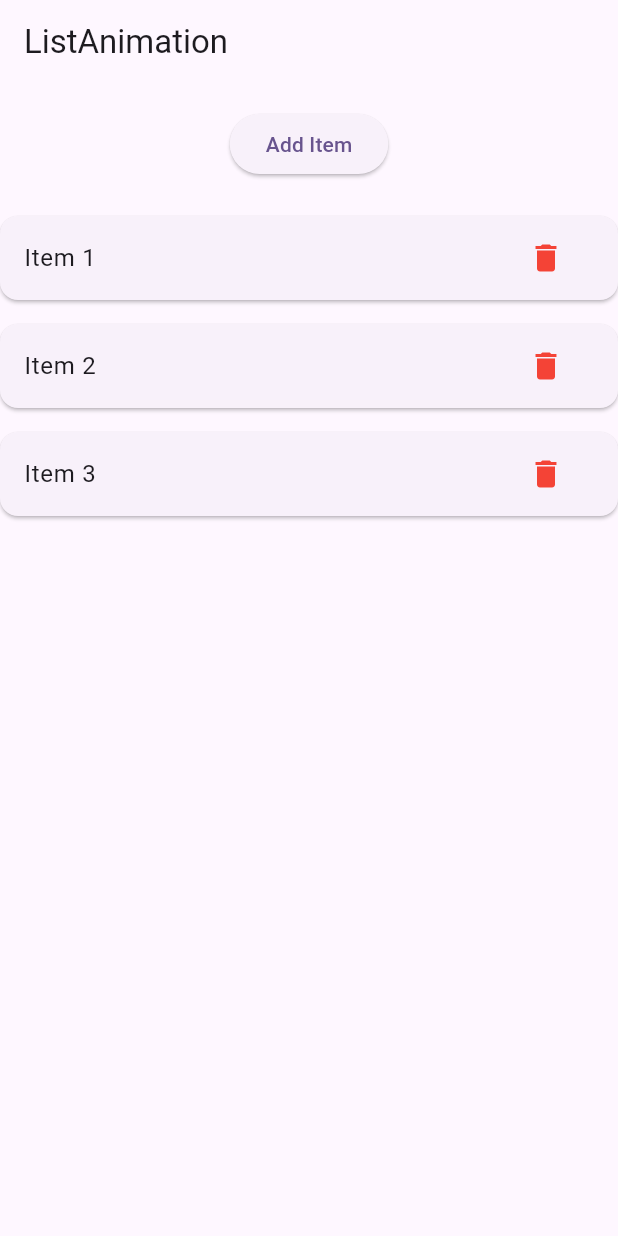
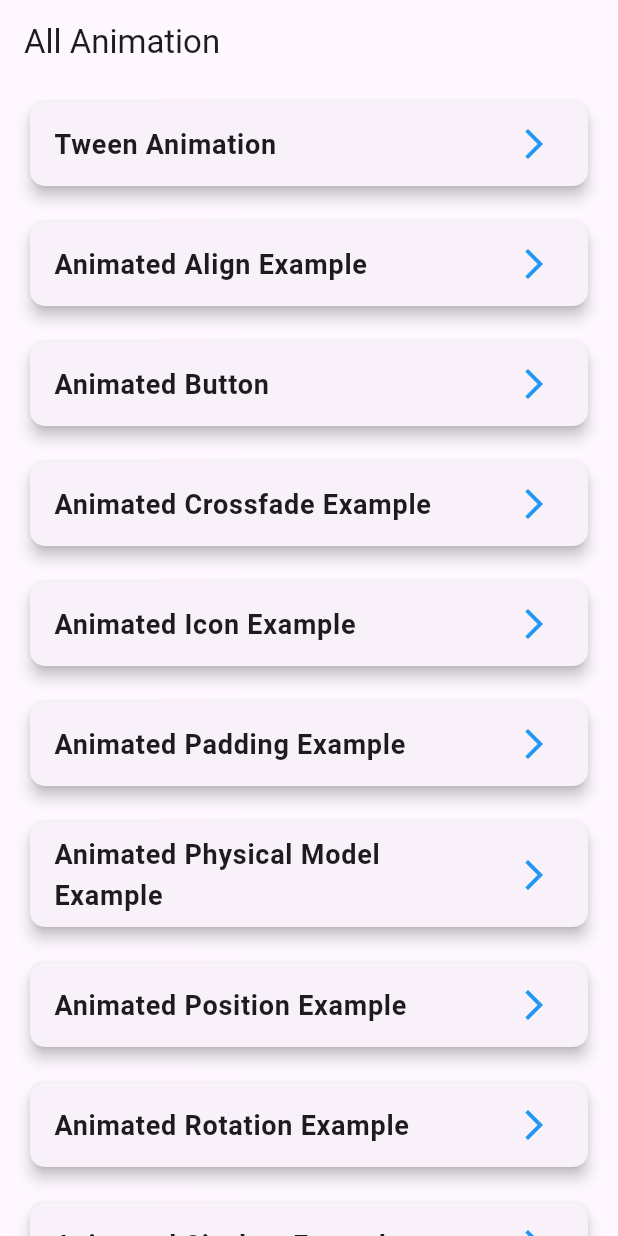
Before and after one commit to Abhaykumarbhumihar/flutter_implicit_animation, a Flutter app: the screen it shows after launch, on a phone screen of 412 x 824 dp. Run offline on Flutter 3.47's test engine with Material 3 defaults, Android fonts, the phone set to English and light mode, and no system bars.

Commit message:
route for all page added.

```diff
--- a/lib/main.dart
+++ b/lib/main.dart
@@ -12,6 +12,7 @@ import 'package:animation_flutter/pages/animated_switcher.dart';
 import 'package:animation_flutter/pages/animated_text.dart';
 import 'package:animation_flutter/pages/animation_container.dart';
 import 'package:animation_flutter/pages/hero_animation/first_screen.dart';
+import 'package:animation_flutter/pages/home_page.dart';
 import 'package:animation_flutter/pages/list_animation.dart';
 import 'package:flutter/material.dart';
 
@@ -34,11 +35,12 @@ class _MyAppState extends State<MyApp> {
   Widget build(BuildContext context) {
     return MaterialApp(
       title: 'Flutter Demo',
+      debugShowCheckedModeBanner: false,
       theme: ThemeData(
         colorScheme: ColorScheme.fromSeed(seedColor: Colors.deepPurple),
         useMaterial3: true,
       ),
-      home: const ListAnimationExample(),
+      home: const HomePage(),
     );
   }
 }
--- a/lib/pages/home_page.dart
+++ b/lib/pages/home_page.dart
@@ -0,0 +1,110 @@
+import 'package:animation_flutter/pages/tween_animation.dart';
+import 'package:flutter/material.dart';
+
+import 'animated_align.dart';
+import 'animated_button.dart';
+import 'animated_crossfade.dart';
+import 'animated_icon.dart';
+import 'animated_padding.dart';
+import 'animated_physical_model.dart';
+import 'animated_position.dart';
+import 'animated_rotation.dart';
+import 'animated_sizebox.dart';
+import 'animated_switcher.dart';
+import 'animated_text.dart';
+import 'animation_container.dart';
+import 'hero_animation/first_screen.dart';
+import 'list_animation.dart';
+
+class HomePage extends StatefulWidget {
+  const HomePage({super.key});
+
+  @override
+  State<HomePage> createState() => _HomePageState();
+}
+
+class _HomePageState extends State<HomePage> {
+  final List<Map<String, dynamic>> _animations = [
+    {'title': 'Tween Animation', 'route': TweenAnimation()},
+    {'title': 'Animated Align Example', 'route': AnimatedAlignExample()},
+    {'title': 'Animated Button', 'route': AnimatedButton()},
+    {
+      'title': 'Animated Crossfade Example',
+      'route': AnimatedCrossfadeExample()
+    },
+    {'title': 'Animated Icon Example', 'route': AnimatedIconExample()},
+    {'title': 'Animated Padding Example', 'route': AnimatedPaddingExample()},
+    {
+      'title': 'Animated Physical Model Example',
+      'route': AnimatedPhysicalModelExample()
+    },
+    {'title': 'Animated Position Example', 'route': AnimatedPositionExample()},
+    {'title': 'Animated Rotation Example', 'route': AnimatedRotationExample()},
+    {'title': 'Animated Sizebox Example', 'route': AnimatedSizeboxExample()},
+    {'title': 'Animated Switcher Example', 'route': AnimatedSwitcherExample()},
+    {'title': 'Animated Text Example', 'route': AnimatedTextExample()},
+    {
+      'title': 'Animation Container Example',
+      'route': AnimationContainerExample()
+    },
+    {'title': 'List Animation Example', 'route': ListAnimationExample()},
+    {
+      'title': 'Hero Animation First Screen',
+      'route': HeroAnmiationFirstScreen()
+    },
+  ];
+  final GlobalKey<AnimatedListState> _listKey = GlobalKey<AnimatedListState>();
+
+  Widget _buildItem(
+      Map<String, dynamic> item, Animation<double> animation, int index) {
+    return Padding(
+      padding: const EdgeInsets.symmetric(vertical: 8.0, horizontal: 16.0),
+      child: SlideTransition(
+        position: Tween<Offset>(
+          begin: Offset(1, 0), // Slide from right
+          end: Offset(0, 0),
+        ).animate(animation),
+        child: GestureDetector(
+          onTap: () {
+            // Navigate to the respective animation screen
+            Navigator.push(
+              context,
+              MaterialPageRoute(
+                builder: (context) => item['route'],
+              ),
+            );
+          },
+          child: Card(
+            elevation: 4,
+            shape: RoundedRectangleBorder(
+              borderRadius: BorderRadius.circular(10),
+            ),
+            child: ListTile(
+              title: Text(
+                item['title'],
+                style: TextStyle(fontSize: 18, fontWeight: FontWeight.bold),
+              ),
+              trailing: Icon(Icons.arrow_forward_ios, color: Colors.blue),
+            ),
+          ),
+        ),
+      ),
+    );
+  }
+
+  @override
+  Widget build(BuildContext context) {
+    return SafeArea(
+        child: Scaffold(
+      appBar: AppBar(
+        title: Text("All Animation"),
+      ),
+      body: AnimatedList(
+          key: _listKey,
+          initialItemCount: _animations.length,
+          itemBuilder: (context, index, animation) {
+            return _buildItem(_animations[index], animation, index);
+          }),
+    ));
+  }
+}
```
